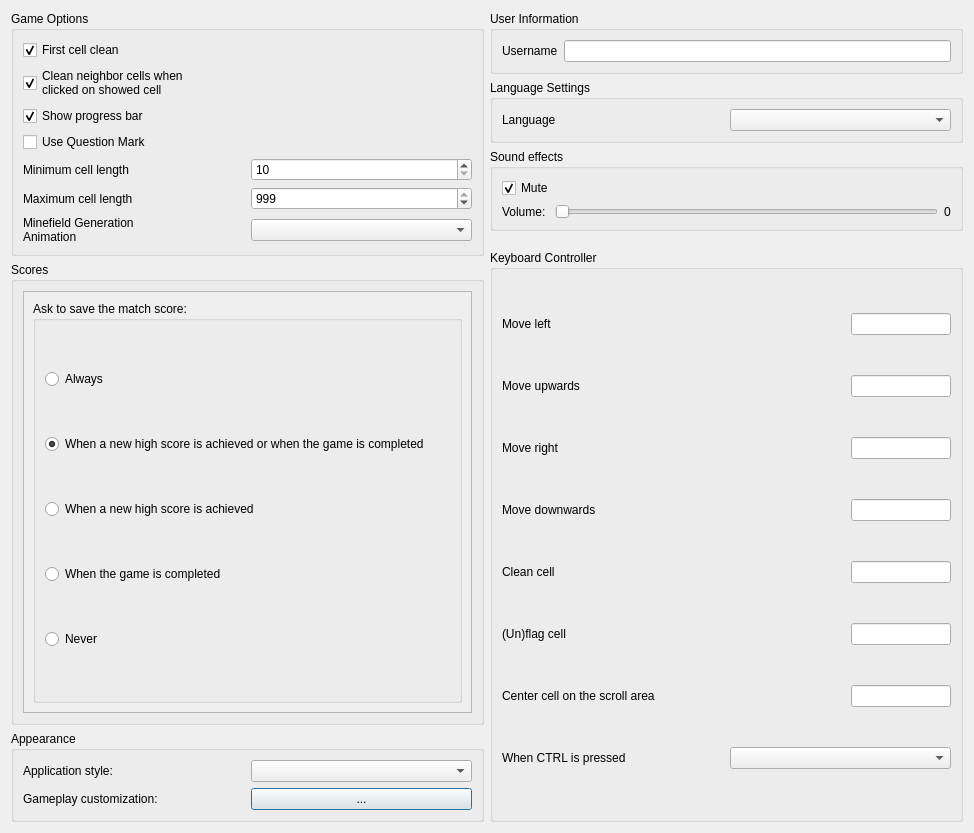
Above: src/libreminespreferencesdialog.ui from Bollos00/LibreMines before the change. Below: the same form after it.
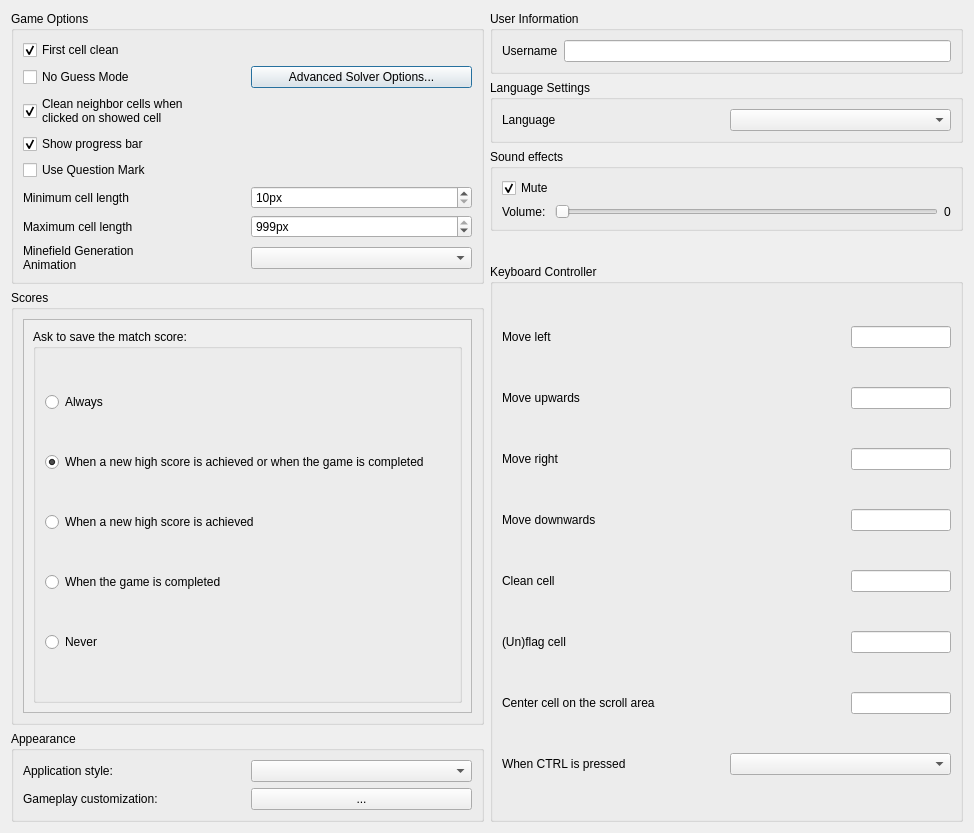
That is the form after the change. Custom widgets are drawn as their Qt base class.

Commit message: No guess mode (#97)

```diff
--- a/src/libreminespreferencesdialog.ui
+++ b/src/libreminespreferencesdialog.ui
@@ -30,6 +30,30 @@
         </property>
        </widget>
       </item>
+      <item>
+       <layout class="QHBoxLayout" name="horizontalLayout_13">
+        <item>
+         <widget class="QCheckBox" name="cbNoGuessMode">
+          <property name="toolTip">
+           <string>Generate boards that can always be solved by logic alone, without guessing.</string>
+          </property>
+          <property name="text">
+           <string>No Guess Mode</string>
+          </property>
+          <property name="checked">
+           <bool>false</bool>
+          </property>
+         </widget>
+        </item>
+        <item>
+         <widget class="QPushButton" name="pbAdvancedSolverOptions">
+          <property name="text">
+           <string>Advanced Solver Options...</string>
+          </property>
+         </widget>
+        </item>
+       </layout>
+      </item>
       <item>
        <widget class="QCheckBox" name="cbCleanNeighborCellsWhenClickedOnShowedCell">
         <property name="text">
@@ -69,6 +93,9 @@
         </item>
         <item>
          <widget class="QSpinBox" name="sbMinimumCellLength">
+          <property name="suffix">
+           <string>px</string>
+          </property>
           <property name="minimum">
            <number>10</number>
           </property>
@@ -90,6 +117,9 @@
         </item>
         <item>
          <widget class="QSpinBox" name="sbMaximumCellLength">
+          <property name="suffix">
+           <string>px</string>
+          </property>
           <property name="minimum">
            <number>10</number>
           </property>
@@ -205,7 +235,7 @@
            <x>0</x>
            <y>0</y>
            <width>569</width>
-           <height>306</height>
+           <height>268</height>
           </rect>
          </property>
          <layout class="QVBoxLayout" name="verticalLayout_7">
```
Left out of the diff: 33 changed lines with no effect on the pictures. The commit also changes 49 other files.
